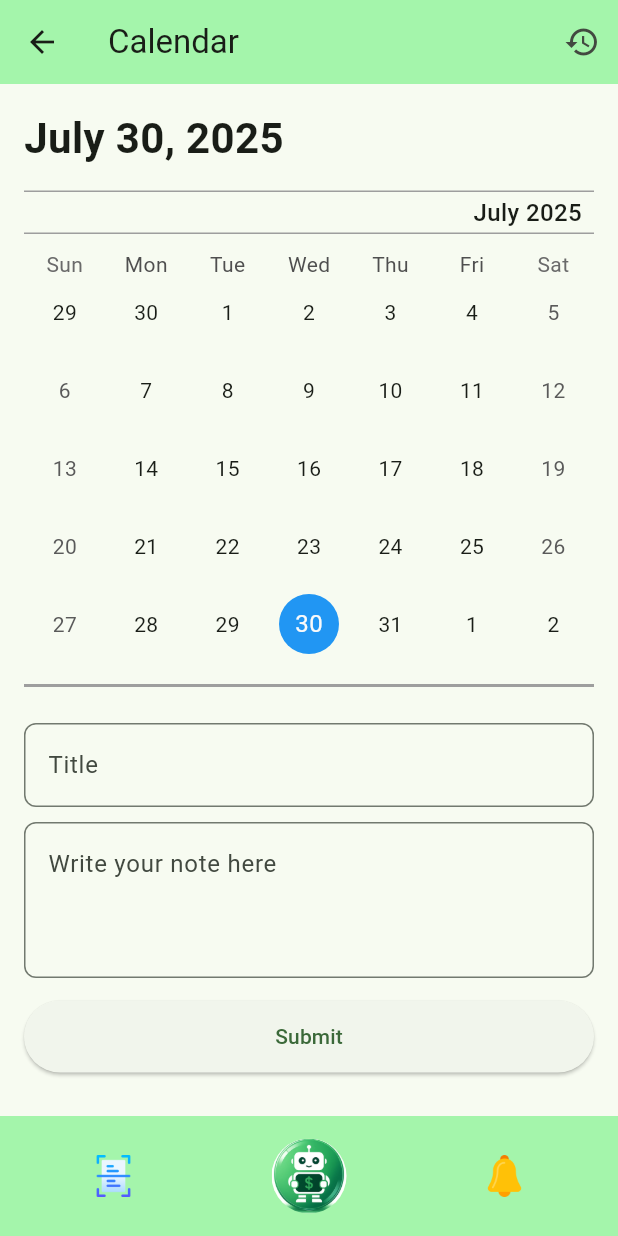
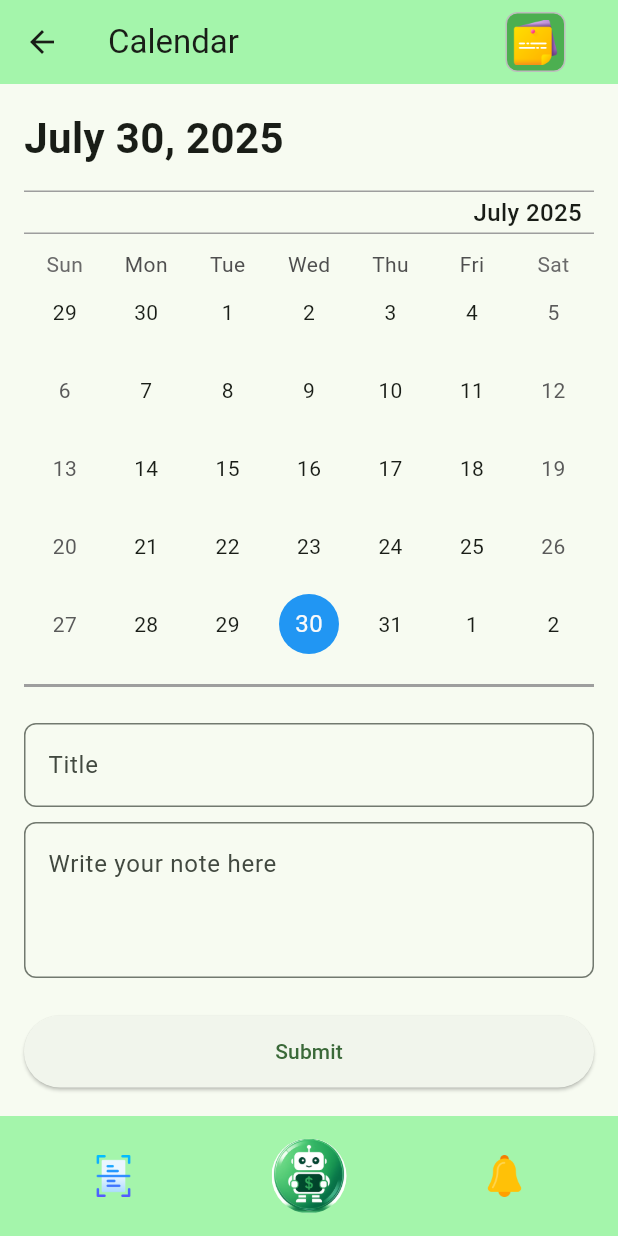
Before and after one commit to Saqlain-mushtaq-alamin/Finura, a Flutter app: the CalendarPage screen opened directly with empty values, on a phone screen of 412 x 824 dp. Run offline on Flutter 3.47's test engine with Material 3 defaults, Android fonts, the phone set to English and light mode, and no system bars; drawn by our look-alikes of table_calendar; our stand-ins replace connectivity_plus, fl_chart, image_picker, sqflite; accounts and stored records are empty.

Commit message:
add new icon for notehistory page

```diff
--- a/finura_frontend/lib/views/calendarPage/calendar.dart
+++ b/finura_frontend/lib/views/calendarPage/calendar.dart
@@ -33,19 +33,49 @@ class _CalendarPageState extends State<CalendarPage> {
         backgroundColor: const Color.fromARGB(255, 164, 245, 171),
         title: Text('Calendar'),
         centerTitle: false,
+
         actions: [
-          IconButton(
-            icon: Icon(Icons.history),
-            tooltip: 'History',
-            onPressed: () {
-              // TODO: Add your history logic here
-              Navigator.push(
-                context,
-                MaterialPageRoute(builder: (context) => NoteHistoryPage()),
-              );
+          Padding(
+            padding: const EdgeInsets.only(
+              right: 35.0,
+              left: 16.0,
+              top: 8.0,
+              bottom: 8.0,
+            ),
 
-              print('History icon tapped');
-            },
+            child: Container(
+              decoration: BoxDecoration(
+                border: Border.all(color: Colors.grey.shade400, width: 1),
+                borderRadius: BorderRadius.circular(8),
+                color: Colors.green,
+              ),
+              child: Padding(
+                padding: const EdgeInsets.all(4.0),
+                child: GestureDetector(
+                  onTap: () {
+                    print("AppBaar Icon tapped"); //?need to change this
+                    Navigator.push(
+                      context,
+                      MaterialPageRoute(
+                        builder: (context) => NoteHistoryPage(),
+                      ),
+                    );
+                  },
+                  child: Column(
+                    mainAxisSize: MainAxisSize.min,
+                    children: [
+                      Center(
+                        child: Image.asset(
+                          'assets/icons/unotse.png',
+                          width: 30,
+                          height: 30,
+                        ),
+                      ),
+                    ],
+                  ),
+                ),
+              ),
+            ),
           ),
         ],
       ),
@@ -163,7 +193,7 @@ class _CalendarPageState extends State<CalendarPage> {
                 maxLines: 3,
               ),
 
-              SizedBox(height: 15),
+              SizedBox(height: 25),
 
               // Submit button
               SizedBox(
```
Also changed, not shown: finura_frontend/assets/icons/unotse.png (added).
